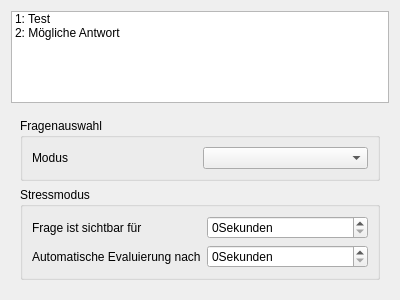
This is res/self_test_dockwidget.ui in jfeil/RegeltestCreator as Qt 5 draws it before an edit. The edited form follows.
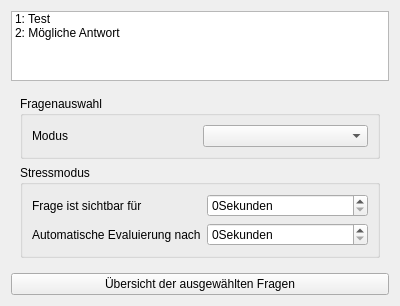
This is the edited form.

Commit message: Implement question list for Selftest mode

```diff
--- a/res/self_test_dockwidget.ui
+++ b/res/self_test_dockwidget.ui
@@ -111,6 +111,13 @@
      </layout>
     </widget>
    </item>
+      <item>
+          <widget class="QPushButton" name="question_overview_button">
+              <property name="text">
+                  <string>Übersicht der ausgewählten Fragen</string>
+              </property>
+          </widget>
+      </item>
   </layout>
  </widget>
  <resources/>
```
Lines whose indentation alone changed are shown as unchanged. The commit also changes 2 other files.
